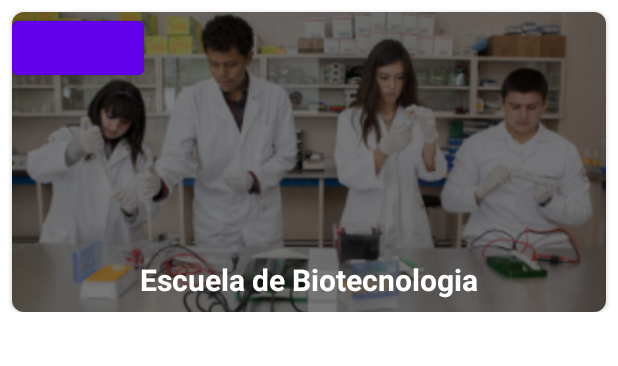
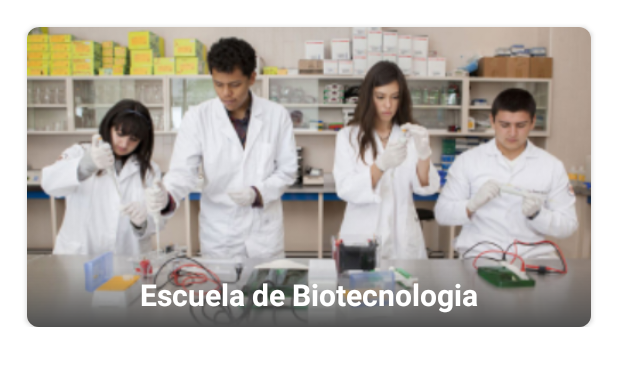
Before and after one commit to jc-anahuac/android-anahuac-app, an Android app: the layout view_bachelor_item.xml on its own in the app's theme, with its tools: preview values and no code run, on a phone screen of 412 x 824 dp. Shown: the top 366 px of the screen. Run offline under Robolectric (Android 15) with nearby library versions, the phone set to English and light mode, and no system bars.

Commit message:
fade de texto (mejoras lista escuelas)

```diff
--- /dev/null
+++ b/app/src/main/res/drawable/fade_text.xml
@@ -0,0 +1,11 @@
+<?xml version="1.0" encoding="utf-8"?>
+<shape xmlns:android="http://schemas.android.com/apk/res/android">
+    <gradient
+        android:angle="90"
+        android:startColor="#505050"
+
+        android:endColor="#00000000"
+        />
+
+
+</shape>
--- a/app/src/main/res/layout/activity_home.xml
+++ b/app/src/main/res/layout/activity_home.xml
@@ -1,4 +1,4 @@
-<?xml version="1.0" encoding="utf-8"?>
+ <?xml version="1.0" encoding="utf-8"?>
 <androidx.drawerlayout.widget.DrawerLayout xmlns:android="http://schemas.android.com/apk/res/android"
     xmlns:app="http://schemas.android.com/apk/res-auto"
     xmlns:tools="http://schemas.android.com/tools"
--- a/app/src/main/res/layout/view_bachelor_item.xml
+++ b/app/src/main/res/layout/view_bachelor_item.xml
@@ -7,7 +7,7 @@
     <androidx.cardview.widget.CardView
         android:layout_width="match_parent"
         android:layout_height="wrap_content"
-        android:layout_margin="@dimen/margin_medium"
+        android:layout_margin="18dp"
         app:cardCornerRadius="@dimen/corner_radius"
         app:layout_constraintTop_toTopOf="parent">
 
@@ -22,12 +22,15 @@
 
         <View
             android:layout_width="match_parent"
-            android:background="@color/black_50"
-            android:layout_height="@dimen/image_height"
+            android:background="@drawable/fade_text"
+
+            android:layout_height="@dimen/fade_background"
+            android:layout_gravity="bottom"
+
             />
 
         <TextView
-            android:id="@+id/tv_campus_name"
+            android:id="@+id/tv_bachelor_name"
             android:layout_width="wrap_content"
             android:layout_height="wrap_content"
             android:text="@string/txt_escuelas"
@@ -39,14 +42,6 @@
             android:textAlignment="center"
             />
 
-        <Button
-            android:layout_width="wrap_content"
-            android:layout_height="wrap_content"
-
-            />
-
-
-
     </androidx.cardview.widget.CardView>
 
 </androidx.constraintlayout.widget.ConstraintLayout>
--- a/app/src/main/res/values/dimens.xml
+++ b/app/src/main/res/values/dimens.xml
@@ -8,6 +8,9 @@
     <dimen name="corner_radius">8dp</dimen>
     <dimen name="margin_medium">8dp</dimen>
     <dimen name="image_height">200dp</dimen>
+
+    <dimen name="fade_background">40dp</dimen>
+
     <dimen name="font_size_tittle">20sp</dimen>
 
 
```
